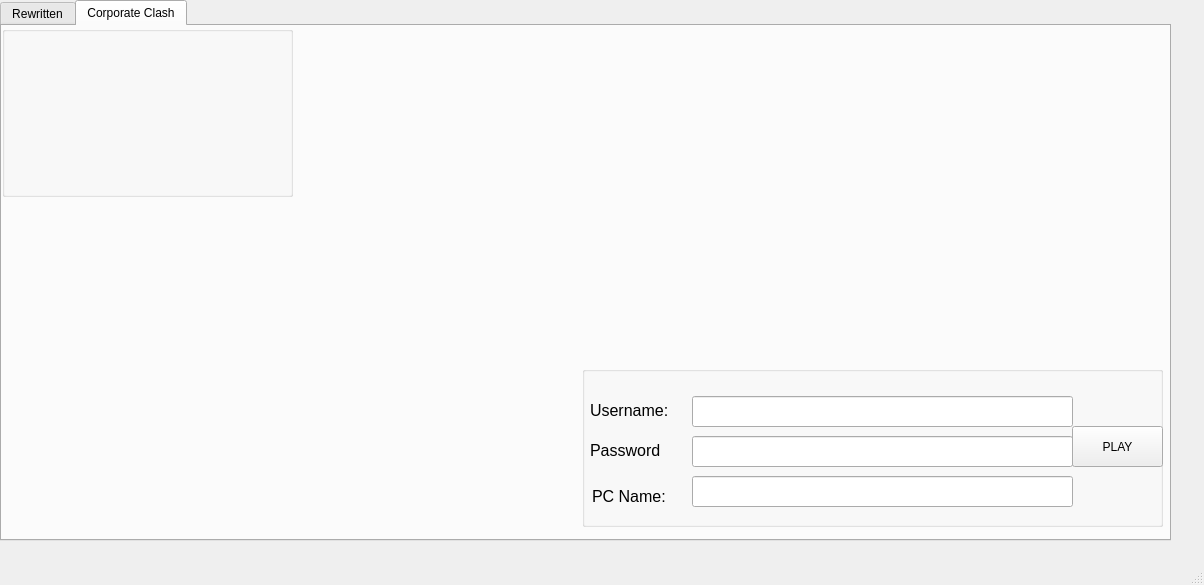
Qt form assets/tl.ui (2Epik4u/toon-launcher) before a commit.
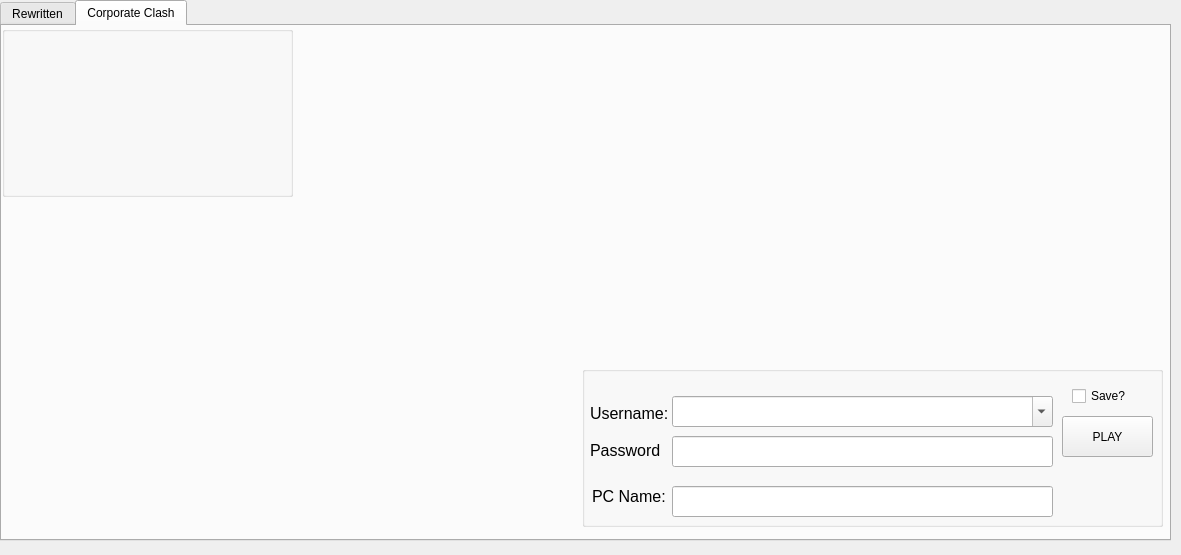
The same form after that commit. Icons and pictures are not drawn.

Diff of the .ui file:
```diff
--- a/assets/tl.ui
+++ b/assets/tl.ui
@@ -6,10 +6,22 @@
    <rect>
     <x>0</x>
     <y>0</y>
-    <width>1204</width>
-    <height>585</height>
+    <width>1181</width>
+    <height>555</height>
    </rect>
   </property>
+  <property name="minimumSize">
+   <size>
+    <width>1181</width>
+    <height>555</height>
+   </size>
+  </property>
+  <property name="maximumSize">
+   <size>
+    <width>16777215</width>
+    <height>16777215</height>
+   </size>
+  </property>
   <property name="windowTitle">
    <string>MainWindow</string>
   </property>
@@ -180,8 +192,8 @@
       <widget class="QPushButton" name="playbuttonclash">
        <property name="geometry">
         <rect>
-         <x>490</x>
-         <y>60</y>
+         <x>480</x>
+         <y>50</y>
          <width>91</width>
          <height>41</height>
         </rect>
@@ -190,31 +202,24 @@
         <string>PLAY</string>
        </property>
       </widget>
-      <widget class="QLineEdit" name="username_2">
-       <property name="geometry">
-        <rect>
-         <x>110</x>
-         <y>30</y>
-         <width>381</width>
-         <height>31</height>
-        </rect>
-       </property>
-      </widget>
       <widget class="QLineEdit" name="password_2">
        <property name="geometry">
         <rect>
-         <x>110</x>
+         <x>90</x>
          <y>70</y>
          <width>381</width>
          <height>31</height>
         </rect>
        </property>
+       <property name="echoMode">
+        <enum>QLineEdit::EchoMode::Password</enum>
+       </property>
       </widget>
       <widget class="QLineEdit" name="pcname">
        <property name="geometry">
         <rect>
-         <x>110</x>
-         <y>110</y>
+         <x>90</x>
+         <y>120</y>
          <width>381</width>
          <height>31</height>
         </rect>
@@ -244,6 +249,62 @@
         <string>PC Name:</string>
        </property>
       </widget>
+      <widget class="QCheckBox" name="checkBox">
+       <property name="geometry">
+        <rect>
+         <x>490</x>
+         <y>20</y>
+         <width>79</width>
+         <height>20</height>
+        </rect>
+       </property>
+       <property name="text">
+        <string>Save?</string>
+       </property>
+      </widget>
+      <widget class="QComboBox" name="username_clash">
+       <property name="geometry">
+        <rect>
+         <x>90</x>
+         <y>30</y>
+         <width>381</width>
+         <height>31</height>
+        </rect>
+       </property>
+       <property name="sizePolicy">
+        <sizepolicy hsizetype="Expanding" vsizetype="Fixed">
+         <horstretch>0</horstretch>
+         <verstretch>0</verstretch>
+        </sizepolicy>
+       </property>
+       <property name="editable">
+        <bool>true</bool>
+       </property>
+      </widget>
+      <widget class="QLabel" name="usernamelabel">
+       <property name="geometry">
+        <rect>
+         <x>8</x>
+         <y>37</y>
+         <width>81</width>
+         <height>21</height>
+        </rect>
+       </property>
+       <property name="baseSize">
+        <size>
+         <width>50</width>
+         <height>50</height>
+        </size>
+       </property>
+       <property name="font">
+        <font>
+         <pointsize>12</pointsize>
+        </font>
+       </property>
+       <property name="text">
+        <string>Username:</string>
+       </property>
+      </widget>
      </widget>
     </widget>
    </widget>
@@ -271,42 +332,7 @@
      <string>Password:</string>
     </property>
    </widget>
-   <widget class="QLabel" name="label_8">
-    <property name="geometry">
-     <rect>
-      <x>590</x>
-      <y>400</y>
-      <width>91</width>
-      <height>21</height>
-     </rect>
-    </property>
-    <property name="baseSize">
-     <size>
-      <width>50</width>
-      <height>50</height>
-     </size>
-    </property>
-    <property name="font">
-     <font>
-      <pointsize>12</pointsize>
-     </font>
-    </property>
-    <property name="text">
-     <string>Username:</string>
-    </property>
-   </widget>
   </widget>
-  <widget class="QMenuBar" name="menubar">
-   <property name="geometry">
-    <rect>
-     <x>0</x>
-     <y>0</y>
-     <width>1204</width>
-     <height>21</height>
-    </rect>
-   </property>
-  </widget>
-  <widget class="QStatusBar" name="statusbar"/>
  </widget>
  <resources/>
  <connections/>
```
Left out of the diff: 67 changed lines with no effect on the pictures.
